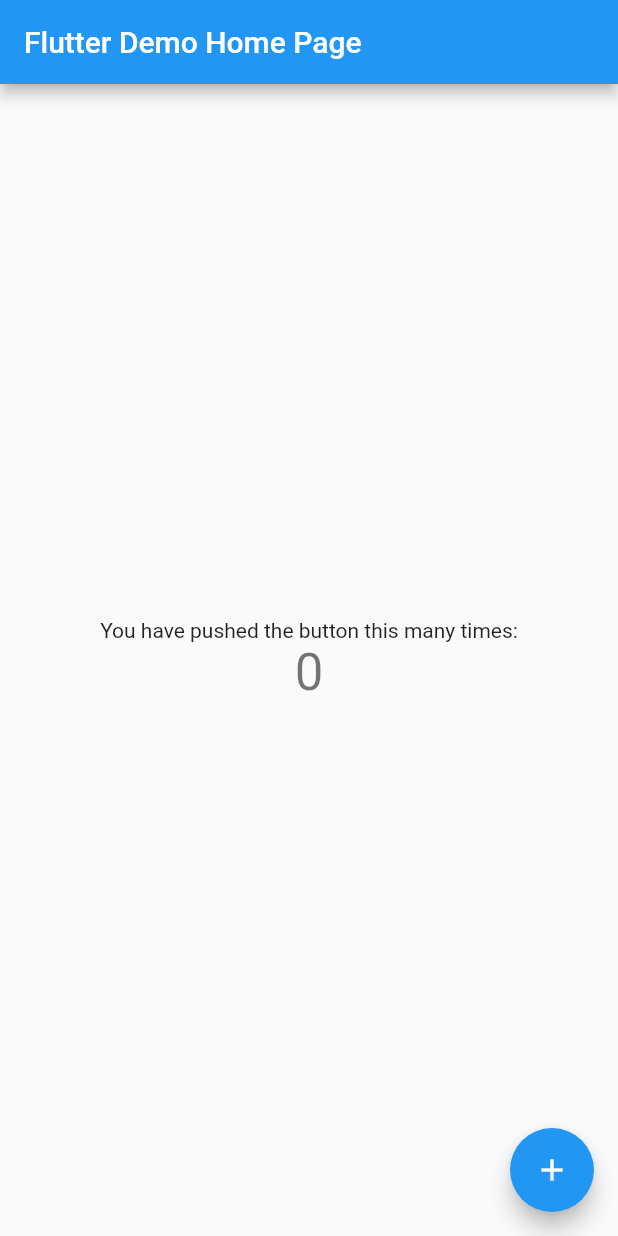
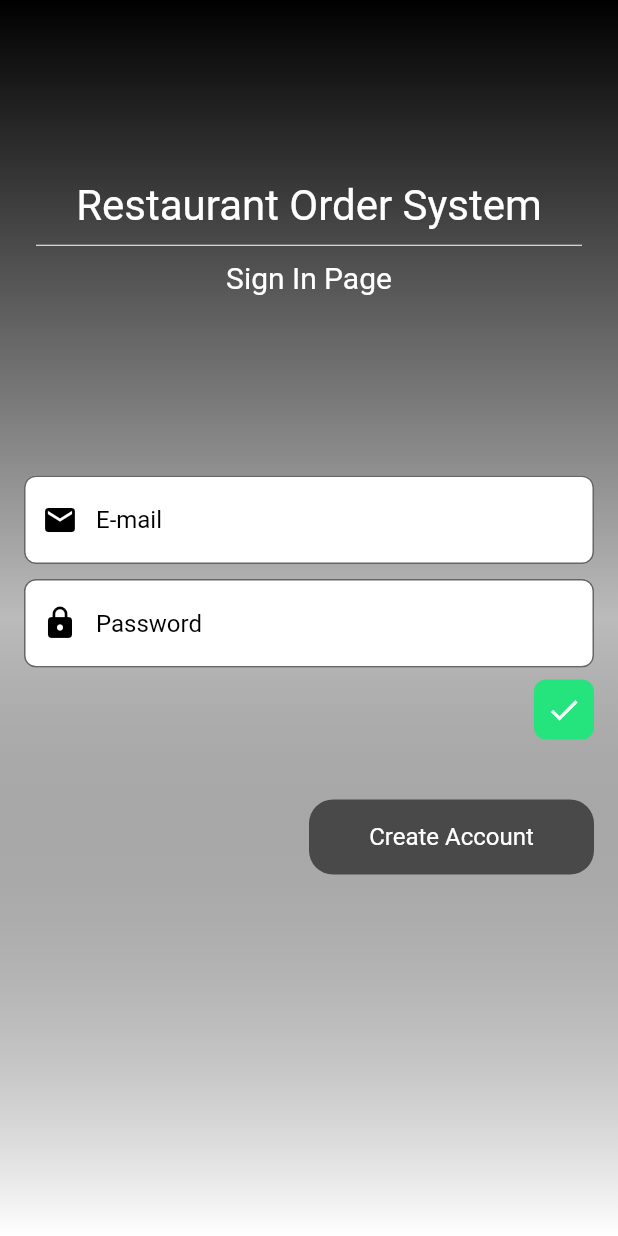
Before and after one commit to keremkskn55/RestaurantOrderSystem, a Flutter app: the screen it shows after launch, on a phone screen of 412 x 824 dp. Run offline on Flutter 3.47's test engine with Material 2 defaults, Android fonts, the phone set to English and light mode, and no system bars.

Commit message:
Sign In Page was created

```diff
--- a/lib/main.dart
+++ b/lib/main.dart
@@ -1,4 +1,5 @@
 import 'package:flutter/material.dart';
+import 'package:restaurant_order_system/screens/sign_in_view.dart';
 
 void main() {
   runApp(const MyApp());
@@ -7,109 +8,10 @@ void main() {
 class MyApp extends StatelessWidget {
   const MyApp({Key? key}) : super(key: key);
 
-  // This widget is the root of your application.
   @override
   Widget build(BuildContext context) {
     return MaterialApp(
-      title: 'Flutter Demo',
-      theme: ThemeData(
-        // This is the theme of your application.
-        //
-        // Try running your application with "flutter run". You'll see the
-        // application has a blue toolbar. Then, without quitting the app, try
-        // changing the primarySwatch below to Colors.green and then invoke
-        // "hot reload" (press "r" in the console where you ran "flutter run",
-        // or simply save your changes to "hot reload" in a Flutter IDE).
-        // Notice that the counter didn't reset back to zero; the application
-        // is not restarted.
-        primarySwatch: Colors.blue,
-      ),
-      home: const MyHomePage(title: 'Flutter Demo Home Page'),
+      home: SignInView(),
     );
   }
 }
-
-class MyHomePage extends StatefulWidget {
-  const MyHomePage({Key? key, required this.title}) : super(key: key);
-
-  // This widget is the home page of your application. It is stateful, meaning
-  // that it has a State object (defined below) that contains fields that affect
-  // how it looks.
-
-  // This class is the configuration for the state. It holds the values (in this
-  // case the title) provided by the parent (in this case the App widget) and
-  // used by the build method of the State. Fields in a Widget subclass are
-  // always marked "final".
-
-  final String title;
-
-  @override
-  State<MyHomePage> createState() => _MyHomePageState();
-}
-
-class _MyHomePageState extends State<MyHomePage> {
-  int _counter = 0;
-
-  void _incrementCounter() {
-    setState(() {
-      // This call to setState tells the Flutter framework that something has
-      // changed in this State, which causes it to rerun the build method below
-      // so that the display can reflect the updated values. If we changed
-      // _counter without calling setState(), then the build method would not be
-      // called again, and so nothing would appear to happen.
-      _counter++;
-    });
-  }
-
-  @override
-  Widget build(BuildContext context) {
-    // This method is rerun every time setState is called, for instance as done
-    // by the _incrementCounter method above.
-    //
-    // The Flutter framework has been optimized to make rerunning build methods
-    // fast, so that you can just rebuild anything that needs updating rather
-    // than having to individually change instances of widgets.
-    return Scaffold(
-      appBar: AppBar(
-        // Here we take the value from the MyHomePage object that was created by
-        // the App.build method, and use it to set our appbar title.
-        title: Text(widget.title),
-      ),
-      body: Center(
-        // Center is a layout widget. It takes a single child and positions it
-        // in the middle of the parent.
-        child: Column(
-          // Column is also a layout widget. It takes a list of children and
-          // arranges them vertically. By default, it sizes itself to fit its
-          // children horizontally, and tries to be as tall as its parent.
-          //
-          // Invoke "debug painting" (press "p" in the console, choose the
-          // "Toggle Debug Paint" action from the Flutter Inspector in Android
-          // Studio, or the "Toggle Debug Paint" command in Visual Studio Code)
-          // to see the wireframe for each widget.
-          //
-          // Column has various properties to control how it sizes itself and
-          // how it positions its children. Here we use mainAxisAlignment to
-          // center the children vertically; the main axis here is the vertical
-          // axis because Columns are vertical (the cross axis would be
-          // horizontal).
-          mainAxisAlignment: MainAxisAlignment.center,
-          children: <Widget>[
-            const Text(
-              'You have pushed the button this many times:',
-            ),
-            Text(
-              '$_counter',
-              style: Theme.of(context).textTheme.headline4,
-            ),
-          ],
-        ),
-      ),
-      floatingActionButton: FloatingActionButton(
-        onPressed: _incrementCounter,
-        tooltip: 'Increment',
-        child: const Icon(Icons.add),
-      ), // This trailing comma makes auto-formatting nicer for build methods.
-    );
-  }
-}
--- /dev/null
+++ b/lib/screens/sign_in_view.dart
@@ -0,0 +1,111 @@
+import 'package:flutter/material.dart';
+import 'package:restaurant_order_system/widgets/common_components/text_field_component.dart';
+import 'package:restaurant_order_system/widgets/sign_in_view_components/sign_in_view_create_account_button.dart';
+import 'package:restaurant_order_system/widgets/sign_in_view_components/sign_in_view_sign_in_button.dart';
+import 'package:restaurant_order_system/widgets/sign_in_view_components/sign_in_view_top_texts.dart';
+
+class SignInView extends StatefulWidget {
+  const SignInView({Key? key}) : super(key: key);
+
+  @override
+  _SignInViewState createState() => _SignInViewState();
+}
+
+class _SignInViewState extends State<SignInView> {
+  GlobalKey emailPasswordKey = GlobalKey<FormState>();
+
+  Icon emailPrefixIcon = const Icon(
+    Icons.email,
+    color: Colors.black,
+  );
+  Icon passwordPrefixIcon = const Icon(
+    Icons.lock,
+    color: Colors.black,
+  );
+
+  @override
+  Widget build(BuildContext context) {
+    Size size = MediaQuery.of(context).size;
+
+    return Scaffold(
+      resizeToAvoidBottomInset: false,
+      body: Container(
+        width: size.width,
+        height: size.height,
+        decoration: BoxDecoration(
+          gradient: LinearGradient(
+            begin: Alignment.topCenter,
+            end: Alignment.bottomCenter,
+            colors: [
+              Colors.black,
+              Colors.black.withOpacity(0.25),
+              Colors.white,
+            ],
+          ),
+        ),
+        child: Form(
+          key: emailPasswordKey,
+          child: Column(
+            children: [
+              /// Spacer
+              const Spacer(flex: 1),
+
+              /// Texts on the top
+              const SignInViewTopComponents(),
+
+              /// Spacer
+              const Spacer(flex: 1),
+
+              ///Username Text Field
+              Padding(
+                padding: const EdgeInsets.symmetric(horizontal: 16.0),
+                child: TextFieldComponent(
+                  sentPrefixIcon: emailPrefixIcon,
+                  sentHintText: 'E-mail',
+                ),
+              ),
+
+              /// SizedBox for space
+              SizedBox(height: 10),
+
+              /// Password Text Field
+              Padding(
+                padding: const EdgeInsets.symmetric(horizontal: 16.0),
+                child: TextFieldComponent(
+                  sentPrefixIcon: passwordPrefixIcon,
+                  sentHintText: 'Password',
+                ),
+              ),
+
+              ///Sign In Button
+              const Align(
+                alignment: Alignment.centerRight,
+                child: Padding(
+                  padding: EdgeInsets.only(top: 8.0, right: 16),
+                  child: SignInViewSignInButton(),
+                ),
+              ),
+
+              /// SizedBox
+              const SizedBox(
+                height: 40,
+              ),
+
+              ///Create Button
+              const Align(
+                alignment: Alignment.centerRight,
+                child: Padding(
+                  padding: EdgeInsets.only(right: 16.0),
+                  child: SignInViewCreateAccountButton(),
+                ),
+              ),
+
+              /// Spacer
+              const Spacer(flex: 2),
+            ],
+          ),
+        ),
+      ),
+    );
+  }
+}
--- /dev/null
+++ b/lib/widgets/common_components/text_field_component.dart
@@ -0,0 +1,28 @@
+import 'package:flutter/material.dart';
+
+class TextFieldComponent extends StatelessWidget {
+  Icon? sentPrefixIcon;
+  String? sentHintText;
+
+  TextFieldComponent({this.sentPrefixIcon, this.sentHintText});
+  final TextEditingController _ctr = TextEditingController();
+
+  @override
+  Widget build(BuildContext context) {
+    return TextFormField(
+      controller: _ctr,
+      decoration: InputDecoration(
+        prefixIcon: sentPrefixIcon,
+        hintText: sentHintText,
+        hintStyle: TextStyle(color: Colors.black),
+        fillColor: Colors.white,
+        filled: true,
+        border: OutlineInputBorder(
+          borderRadius: BorderRadius.all(
+            Radius.circular(8),
+          ),
+        ),
+      ),
+    );
+  }
+}
--- /dev/null
+++ b/lib/widgets/sign_in_view_components/sign_in_view_create_account_button.dart
@@ -0,0 +1,32 @@
+import 'package:flutter/material.dart';
+
+class SignInViewCreateAccountButton extends StatelessWidget {
+  const SignInViewCreateAccountButton({Key? key}) : super(key: key);
+
+  @override
+  Widget build(BuildContext context) {
+    Size size = MediaQuery.of(context).size;
+    return GestureDetector(
+      onTap: () {
+        print('Create Account button...');
+      },
+      child: Container(
+        width: (size.width - 32) / 2,
+        height: 50,
+        decoration: const BoxDecoration(
+          color: Color(0xFF494949),
+          borderRadius: BorderRadius.all(Radius.circular(16)),
+        ),
+        child: const Center(
+          child: Text(
+            'Create Account',
+            style: TextStyle(
+              fontSize: 16,
+              color: Colors.white,
+            ),
+          ),
+        ),
+      ),
+    );
+  }
+}
--- /dev/null
+++ b/lib/widgets/sign_in_view_components/sign_in_view_sign_in_button.dart
@@ -0,0 +1,28 @@
+import 'package:flutter/material.dart';
+
+class SignInViewSignInButton extends StatelessWidget {
+  const SignInViewSignInButton({Key? key}) : super(key: key);
+
+  @override
+  Widget build(BuildContext context) {
+    return GestureDetector(
+      onTap: () {
+        print('Sign In Button...');
+      },
+      child: Container(
+        width: 40,
+        height: 40,
+        decoration: const BoxDecoration(
+          color: Color(0xFF25E37D),
+          borderRadius: BorderRadius.all(Radius.circular(8)),
+        ),
+        child: const Center(
+          child: Icon(
+            Icons.done,
+            color: Colors.white,
+          ),
+        ),
+      ),
+    );
+  }
+}
--- /dev/null
+++ b/lib/widgets/sign_in_view_components/sign_in_view_top_texts.dart
@@ -0,0 +1,39 @@
+import 'package:flutter/material.dart';
+
+class SignInViewTopComponents extends StatelessWidget {
+  const SignInViewTopComponents({Key? key}) : super(key: key);
+
+  @override
+  Widget build(BuildContext context) {
+    return Column(
+      children: const [
+        /// Title
+        Text(
+          'Restaurant Order System',
+          style: TextStyle(
+            fontSize: 28,
+            color: Colors.white,
+          ),
+        ),
+
+        ///Divider
+        Padding(
+          padding: EdgeInsets.symmetric(horizontal: 24.0),
+          child: Divider(
+            height: 20,
+            color: Colors.white,
+          ),
+        ),
+
+        ///Subtitle
+        Text(
+          'Sign In Page',
+          style: TextStyle(
+            fontSize: 20,
+            color: Colors.white,
+          ),
+        ),
+      ],
+    );
+  }
+}
--- a/pubspec.yaml
+++ b/pubspec.yaml
@@ -34,6 +34,7 @@ dependencies:
   # The following adds the Cupertino Icons font to your application.
   # Use with the CupertinoIcons class for iOS style icons.
   cupertino_icons: ^1.0.2
+  email_validator: ^2.0.1
 
 dev_dependencies:
   flutter_test:
```
Also changed, not shown: pubspec.lock.
